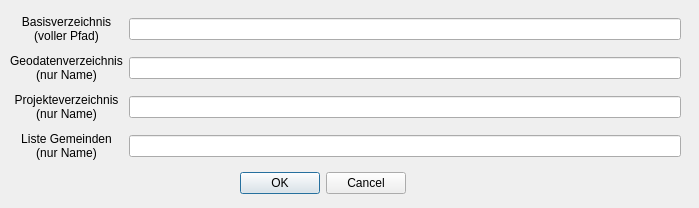
Before: the Qt Designer form VoGISRaumplanungPlot/ui_vogisraumplanungplotsettings.ui in BergWerkGIS/VoGIS-Raumplanung, drawn with Qt 5.
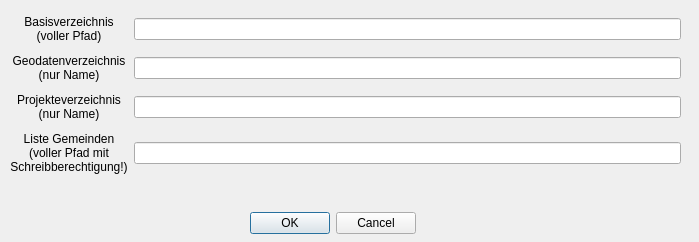
After: the same form once the commit is applied.

The edit to the form file:
```diff
--- a/VoGISRaumplanungPlot/ui_vogisraumplanungplotsettings.ui
+++ b/VoGISRaumplanungPlot/ui_vogisraumplanungplotsettings.ui
@@ -7,7 +7,7 @@
     <x>0</x>
     <y>0</y>
     <width>699</width>
-    <height>208</height>
+    <height>242</height>
    </rect>
   </property>
   <property name="windowTitle">
@@ -16,8 +16,8 @@
   <widget class="QDialogButtonBox" name="buttonBox">
    <property name="geometry">
     <rect>
-     <x>230</x>
-     <y>170</y>
+     <x>240</x>
+     <y>210</y>
      <width>176</width>
      <height>27</height>
     </rect>
@@ -35,7 +35,7 @@
      <x>10</x>
      <y>10</y>
      <width>671</width>
-     <height>156</height>
+     <height>173</height>
     </rect>
    </property>
    <layout class="QGridLayout" name="gridLayout">
@@ -81,7 +81,7 @@
     <item row="3" column="0">
      <widget class="QLabel" name="label_4">
       <property name="text">
-       <string>&lt;html&gt;&lt;head/&gt;&lt;body&gt;&lt;p align=&quot;center&quot;&gt;Liste Gemeinden&lt;br/&gt;(nur Name)&lt;/p&gt;&lt;/body&gt;&lt;/html&gt;</string>
+       <string>&lt;html&gt;&lt;head/&gt;&lt;body&gt;&lt;p align=&quot;center&quot;&gt;Liste Gemeinden&lt;br/&gt;(voller Pfad mit&lt;br/&gt;Schreibberechtigung!)&lt;/p&gt;&lt;/body&gt;&lt;/html&gt;</string>
       </property>
      </widget>
     </item>
```
